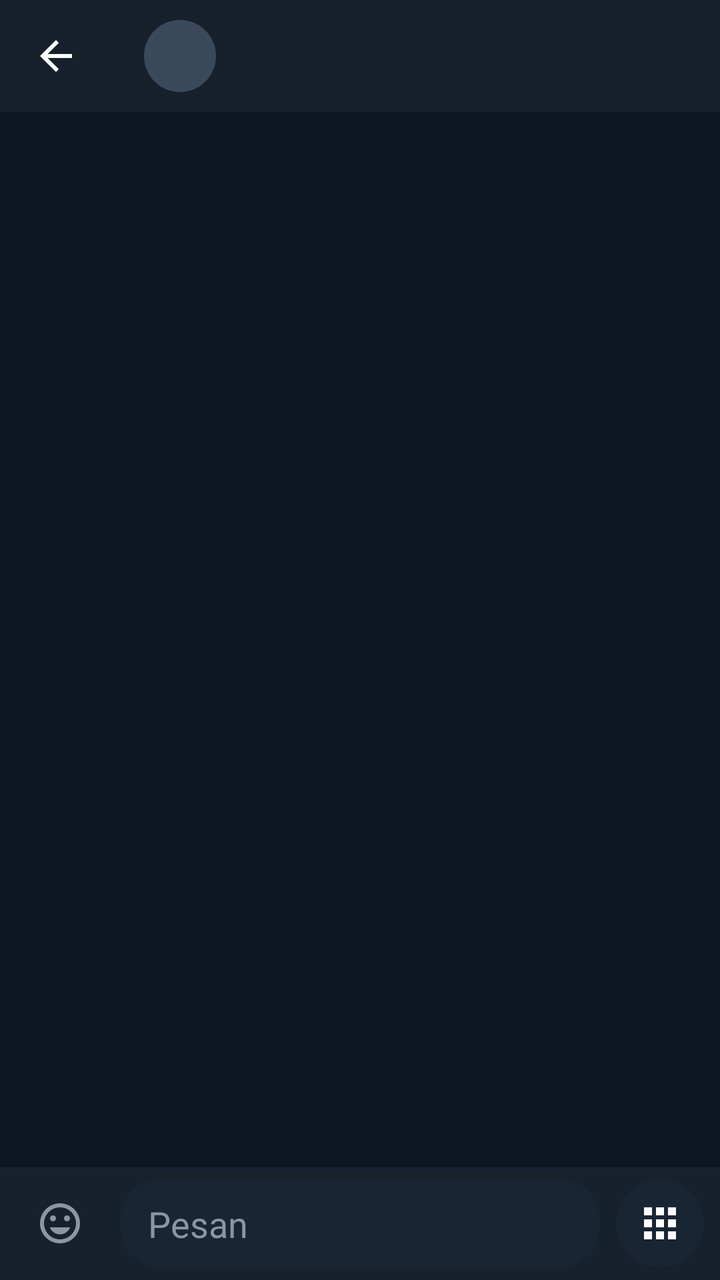
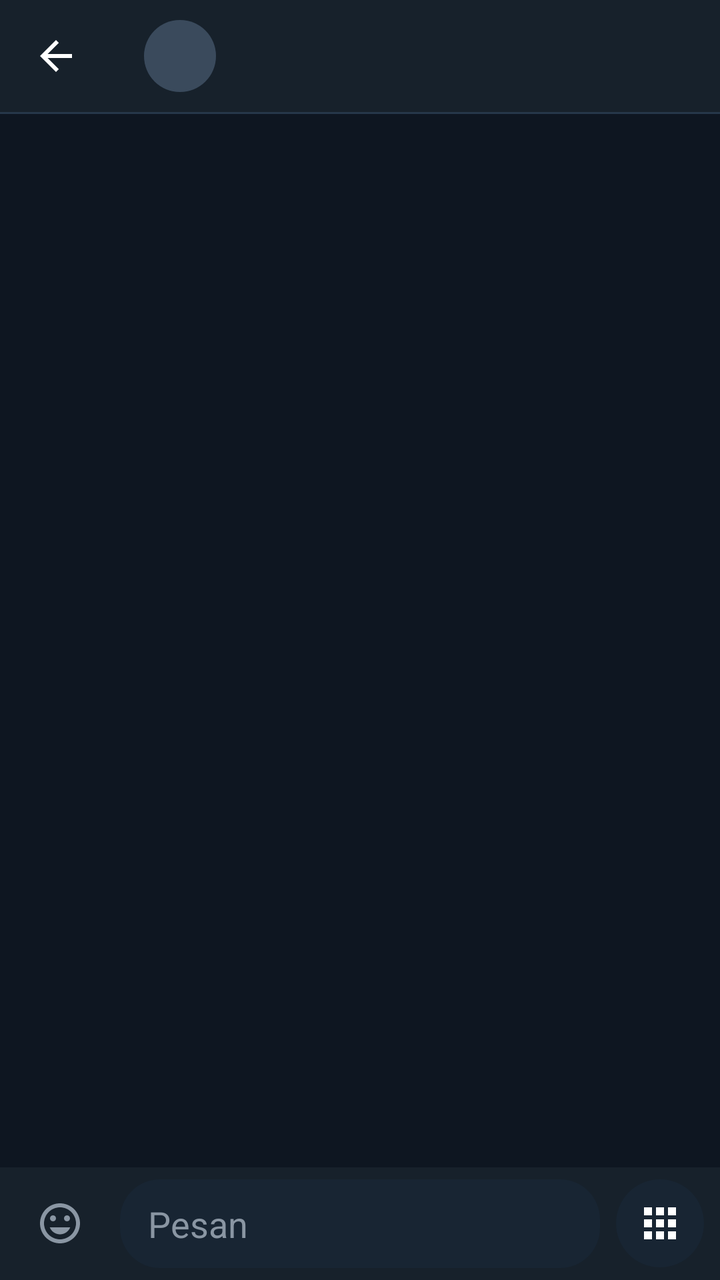

Two renders of the same Android screen: before a commit and after it. Below are the layout's source before the change and the commit's diff.
<!-- AndroidManifest.xml: application theme Theme.RpChat -->
<!-- res/layout/activity_chat.xml -->
<?xml version="1.0" encoding="utf-8"?>
<androidx.constraintlayout.widget.ConstraintLayout
    xmlns:android="http://schemas.android.com/apk/res/android"
    xmlns:app="http://schemas.android.com/apk/res-auto"
    android:layout_width="match_parent"
    android:layout_height="match_parent"
    android:background="@color/bg_chat">

    <androidx.appcompat.widget.Toolbar
        android:id="@+id/toolbar"
        android:layout_width="0dp"
        android:layout_height="?attr/actionBarSize"
        android:background="@color/bg_app"
        app:navigationIcon="@drawable/ic_back"
        app:navigationIconTint="@color/text_primary"
        app:layout_constraintTop_toTopOf="parent"
        app:layout_constraintStart_toStartOf="parent"
        app:layout_constraintEnd_toEndOf="parent">

        <LinearLayout
            android:id="@+id/characterHeader"
            android:layout_width="wrap_content"
            android:layout_height="match_parent"
            android:orientation="horizontal"
            android:gravity="center_vertical"
            android:paddingEnd="12dp"
            android:background="?attr/selectableItemBackground"
            android:clickable="true"
            android:focusable="true">

            <ImageView
                android:id="@+id/imgToolbarAvatar"
                android:layout_width="36dp"
                android:layout_height="36dp"
                android:src="@drawable/avatar_placeholder"
                android:scaleType="centerCrop"
                android:background="@drawable/bg_avatar_circle" />

            <LinearLayout
                android:layout_width="wrap_content"
                android:layout_height="wrap_content"
                android:orientation="vertical"
                android:layout_marginStart="10dp">

                <TextView
                    android:id="@+id/txtToolbarName"
                    android:layout_width="wrap_content"
                    android:layout_height="wrap_content"
                    android:textColor="@color/text_primary"
                    android:textSize="17sp"
                    android:textStyle="bold" />

                <TextView
                    android:id="@+id/txtToolbarBio"
                    android:layout_width="wrap_content"
                    android:layout_height="wrap_content"
                    android:textColor="@color/text_secondary"
                    android:textSize="12sp"
                    android:textStyle="italic"
                    android:maxLines="1"
                    android:ellipsize="end"
                    android:visibility="gone" />
            </LinearLayout>
        </LinearLayout>
    </androidx.appcompat.widget.Toolbar>

    <androidx.recyclerview.widget.RecyclerView
        android:id="@+id/recyclerMessages"
        android:layout_width="0dp"
        android:layout_height="0dp"
        android:clipToPadding="false"
        android:paddingTop="8dp"
        android:paddingBottom="8dp"
        app:layout_constraintTop_toBottomOf="@id/toolbar"
        app:layout_constraintBottom_toTopOf="@id/replyBar"
        app:layout_constraintStart_toStartOf="parent"
        app:layout_constraintEnd_toEndOf="parent" />

    <LinearLayout
        android:id="@+id/replyBar"
        android:layout_width="0dp"
        android:layout_height="wrap_content"
        android:orientation="horizontal"
        android:visibility="gone"
        android:background="@color/bg_app"
        android:paddingStart="12dp"
        android:paddingEnd="8dp"
        android:paddingTop="6dp"
        android:paddingBottom="6dp"
        android:gravity="center_vertical"
        app:layout_constraintBottom_toTopOf="@id/attachBar"
        app:layout_constraintStart_toStartOf="parent"
        app:layout_constraintEnd_toEndOf="parent">

        <View
            android:layout_width="3dp"
            android:layout_height="match_parent"
            android:minHeight="32dp"
            android:background="@color/reply_bar" />

        <LinearLayout
            android:layout_width="0dp"
            android:layout_height="wrap_content"
            android:layout_weight="1"
            android:layout_marginStart="8dp"
            android:orientation="vertical">

            <TextView
                android:id="@+id/txtReplyLabel"
                android:layout_width="wrap_content"
                android:layout_height="wrap_content"
                android:textColor="@color/accent"
                android:textStyle="bold"
                android:textSize="13sp" />

            <TextView
                android:id="@+id/txtReplyPreview"
                android:layout_width="match_parent"
                android:layout_height="wrap_content"
                android:maxLines="1"
                android:ellipsize="end"
                android:textColor="@color/text_secondary"
                android:textSize="13sp" />
        </LinearLayout>

        <ImageButton
            android:id="@+id/btnCancelReply"
            android:layout_width="32dp"
            android:layout_height="32dp"
            android:background="@android:color/transparent"
            android:src="@drawable/ic_close"
            app:tint="@color/text_secondary" />
    </LinearLayout>

    <LinearLayout
        android:id="@+id/attachBar"
        android:layout_width="0dp"
        android:layout_height="wrap_content"
        android:orientation="horizontal"
        android:visibility="gone"
        android:background="@color/bg_app"
        android:paddingStart="12dp"
        android:paddingEnd="8dp"
        android:paddingTop="6dp"
        android:paddingBottom="6dp"
        android:gravity="center_vertical"
        app:layout_constraintBottom_toTopOf="@id/inputBar"
        app:layout_constraintStart_toStartOf="parent"
        app:layout_constraintEnd_toEndOf="parent">

        <ImageView
            android:id="@+id/imgAttachPreviewIcon"
            android:layout_width="20dp"
            android:layout_height="20dp"
            android:src="@drawable/ic_photo"
            app:tint="@color/accent" />

        <TextView
            android:id="@+id/txtAttachPreviewName"
            android:layout_width="0dp"
            android:layout_height="wrap_content"
            android:layout_weight="1"
            android:layout_marginStart="8dp"
            android:maxLines="1"
            android:ellipsize="end"
            android:textColor="@color/text_secondary"
            android:textSize="13sp" />

        <ImageButton
            android:id="@+id/btnCancelAttach"
            android:layout_width="32dp"
            android:layout_height="32dp"
            android:background="@android:color/transparent"
            android:src="@drawable/ic_close"
            app:tint="@color/text_secondary" />
    </LinearLayout>

    <LinearLayout
        android:id="@+id/inputBar"
        android:layout_width="0dp"
        android:layout_height="wrap_content"
        android:orientation="horizontal"
        android:gravity="center_vertical"
        android:background="@color/bg_app"
        android:paddingStart="8dp"
        android:paddingEnd="8dp"
        android:paddingTop="6dp"
        android:paddingBottom="6dp"
        app:layout_constraintBottom_toBottomOf="parent"
        app:layout_constraintStart_toStartOf="parent"
        app:layout_constraintEnd_toEndOf="parent">

        <ImageButton
            android:id="@+id/btnEmoji"
            android:layout_width="44dp"
            android:layout_height="44dp"
            android:background="@android:color/transparent"
            android:contentDescription="@string/emoji"
            android:src="@drawable/ic_emoji"
            app:tint="@color/text_secondary" />

        <EditText
            android:id="@+id/editMessage"
            android:layout_width="0dp"
            android:layout_height="wrap_content"
            android:layout_weight="1"
            android:layout_marginStart="8dp"
            android:layout_marginEnd="8dp"
            android:background="@drawable/bg_input"
            android:hint="@string/type_message"
            android:textColorHint="@color/text_secondary"
            android:textColor="@color/text_primary"
            android:paddingStart="14dp"
            android:paddingEnd="14dp"
            android:paddingTop="10dp"
            android:paddingBottom="10dp"
            android:maxLines="5"
            android:inputType="textCapSentences|textMultiLine" />

        <FrameLayout
            android:layout_width="wrap_content"
            android:layout_height="wrap_content">

            <ImageButton
                android:id="@+id/btnAttach"
                android:layout_width="44dp"
                android:layout_height="44dp"
                android:background="@drawable/bg_avatar_circle"
                android:backgroundTint="@color/bubble_other"
                android:contentDescription="@string/attach_photo"
                android:src="@drawable/ic_attach" />

            <LinearLayout
                android:id="@+id/sendIconsContainer"
                android:layout_width="wrap_content"
                android:layout_height="wrap_content"
                android:orientation="horizontal"
                android:visibility="gone">

                <ImageButton
                    android:id="@+id/btnSendAsOther"
                    android:layout_width="44dp"
                    android:layout_height="44dp"
                    android:background="@drawable/bg_avatar_circle"
                    android:backgroundTint="@color/bubble_other"
                    android:contentDescription="@string/send_as_other"
                    android:src="@drawable/ic_arrow_left" />

                <ImageButton
                    android:id="@+id/btnSendAsSelf"
                    android:layout_width="44dp"
                    android:layout_height="44dp"
                    android:layout_marginStart="6dp"
                    android:background="@drawable/bg_avatar_circle"
                    android:backgroundTint="@color/accent"
                    android:contentDescription="@string/send_as_self"
                    android:src="@drawable/ic_arrow_right" />
            </LinearLayout>
        </FrameLayout>

    </LinearLayout>

</androidx.constraintlayout.widget.ConstraintLayout>
<!-- resources referenced by this layout -->
<resources>
  <color name="accent">#4EA4F6</color>
  <color name="bg_app">#17212B</color>
  <color name="bg_chat">#0E1621</color>
  <color name="bubble_other">#182533</color>
  <color name="reply_bar">#4EA4F6</color>
  <color name="text_primary">#FFFFFF</color>
  <color name="text_secondary">#8A96A3</color>
  <!-- drawable avatar_placeholder (drawable) -->
  <?xml version="1.0" encoding="utf-8"?>
  <shape xmlns:android="http://schemas.android.com/apk/res/android" android:shape="oval">
      <solid android:color="#3A4A5C" />
  </shape>
  <!-- drawable bg_avatar_circle (drawable) -->
  <?xml version="1.0" encoding="utf-8"?>
  <shape xmlns:android="http://schemas.android.com/apk/res/android" android:shape="oval">
      <solid android:color="@color/bubble_other" />
  </shape>
  <!-- drawable bg_input (drawable) -->
  <?xml version="1.0" encoding="utf-8"?>
  <shape xmlns:android="http://schemas.android.com/apk/res/android">
      <solid android:color="@color/bubble_other" />
      <corners android:radius="20dp" />
  </shape>
  <!-- drawable ic_arrow_left (drawable) -->
  <vector xmlns:android="http://schemas.android.com/apk/res/android"
      android:width="24dp" android:height="24dp" android:viewportWidth="24" android:viewportHeight="24">
      <path android:fillColor="#FFFFFF" android:pathData="M15.41,7.41L14,6l-6,6 6,6 1.41,-1.41L10.83,12z"/>
  </vector>
  <!-- drawable ic_arrow_right (drawable) -->
  <vector xmlns:android="http://schemas.android.com/apk/res/android"
      android:width="24dp" android:height="24dp" android:viewportWidth="24" android:viewportHeight="24">
      <path android:fillColor="#FFFFFF" android:pathData="M8.59,16.59L10,18l6,-6 -6,-6 -1.41,1.41L13.17,12z"/>
  </vector>
  <!-- drawable ic_attach (drawable) -->
  <vector xmlns:android="http://schemas.android.com/apk/res/android"
      android:width="24dp" android:height="24dp" android:viewportWidth="24" android:viewportHeight="24">
      <path android:fillColor="#FFFFFF" android:pathData="M4,4h4v4H4zM4,10h4v4H4zM4,16h4v4H4zM10,4h4v4h-4zM10,10h4v4h-4zM10,16h4v4h-4zM16,4h4v4h-4zM16,10h4v4h-4zM16,16h4v4h-4z"/>
  </vector>
  <!-- drawable ic_back (drawable) -->
  <vector xmlns:android="http://schemas.android.com/apk/res/android"
      android:width="24dp" android:height="24dp" android:viewportWidth="24" android:viewportHeight="24">
      <path android:fillColor="#FFFFFF" android:pathData="M20,11H7.83l5.59,-5.59L12,4l-8,8 8,8 1.41,-1.41L7.83,13H20v-2z"/>
  </vector>
  <!-- drawable ic_close (drawable) -->
  <vector xmlns:android="http://schemas.android.com/apk/res/android"
      android:width="24dp" android:height="24dp" android:viewportWidth="24" android:viewportHeight="24">
      <path android:fillColor="#FFFFFF" android:pathData="M19,6.41L17.59,5 12,10.59 6.41,5 5,6.41 10.59,12 5,17.59 6.41,19 12,13.41 17.59,19 19,17.59 13.41,12z"/>
  </vector>
  <!-- drawable ic_photo (drawable) -->
  <vector xmlns:android="http://schemas.android.com/apk/res/android"
      android:width="24dp" android:height="24dp" android:viewportWidth="24" android:viewportHeight="24">
      <path android:fillColor="#FFFFFF" android:pathData="M21,19V5c0,-1.1 -0.9,-2 -2,-2H5c-1.1,0 -2,0.9 -2,2v14c0,1.1 0.9,2 2,2h14c1.1,0 2,-0.9 2,-2zM8.5,13.5l2.5,3.01L14.5,12l4.5,6H5l3.5,-4.5z"/>
  </vector>
  <string name="attach_photo">Foto</string>
  <string name="emoji">Emoji</string>
  <string name="send_as_other">Kirim sebagai karakter</string>
  <string name="send_as_self">Kirim sebagai diriku</string>
  <string name="type_message">Pesan</string>
  <style name="Theme.RpChat" parent="Theme.MaterialComponents.DayNight.NoActionBar">
          <item name="colorPrimary">@color/accent</item>
          <item name="colorPrimaryDark">@color/bg_app</item>
          <item name="colorAccent">@color/accent</item>
          <item name="android:windowBackground">@color/bg_app</item>
          <item name="android:statusBarColor">@color/bg_app</item>
      </style>
  <!-- unchanged entries left out for length: 1 -->
</resources>

<!-- the commit's change to res/layout/activity_chat.xml (unified diff, before → after) -->
@@ -56,7 +56,6 @@
                     android:layout_height="wrap_content"
                     android:textColor="@color/text_secondary"
                     android:textSize="12sp"
-                    android:textStyle="italic"
                     android:maxLines="1"
                     android:ellipsize="end"
                     android:visibility="gone" />
@@ -64,6 +63,15 @@
         </LinearLayout>
     </androidx.appcompat.widget.Toolbar>
 
+    <View
+        android:id="@+id/headerDivider"
+        android:layout_width="0dp"
+        android:layout_height="1dp"
+        android:background="@color/divider"
+        app:layout_constraintTop_toBottomOf="@id/toolbar"
+        app:layout_constraintStart_toStartOf="parent"
+        app:layout_constraintEnd_toEndOf="parent" />
+
     <androidx.recyclerview.widget.RecyclerView
         android:id="@+id/recyclerMessages"
         android:layout_width="0dp"
@@ -71,7 +79,7 @@
         android:clipToPadding="false"
         android:paddingTop="8dp"
         android:paddingBottom="8dp"
-        app:layout_constraintTop_toBottomOf="@id/toolbar"
+        app:layout_constraintTop_toBottomOf="@id/headerDivider"
         app:layout_constraintBottom_toTopOf="@id/replyBar"
         app:layout_constraintStart_toStartOf="parent"
         app:layout_constraintEnd_toEndOf="parent" />
@@ -117,7 +125,7 @@
                 android:id="@+id/txtReplyPreview"
                 android:layout_width="match_parent"
                 android:layout_height="wrap_content"
-                android:maxLines="1"
+                android:maxLines="2"
                 android:ellipsize="end"
                 android:textColor="@color/text_secondary"
                 android:textSize="13sp" />
<!-- resource entries referenced after the edit -->
@@ -4,6 +4,7 @@
   <color name="bg_app">#17212B</color>
   <color name="bg_chat">#0E1621</color>
   <color name="bubble_other">#182533</color>
+  <color name="divider">#26374A</color>
   <color name="reply_bar">#4EA4F6</color>
   <color name="text_primary">#FFFFFF</color>
   <color name="text_secondary">#8A96A3</color>
